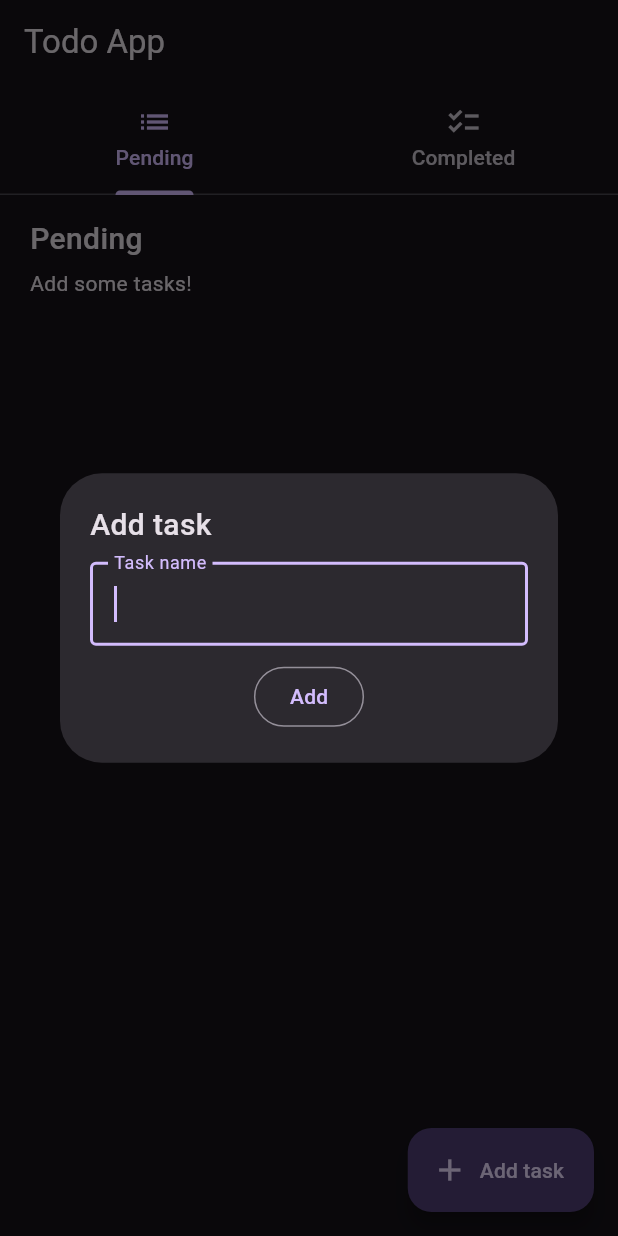
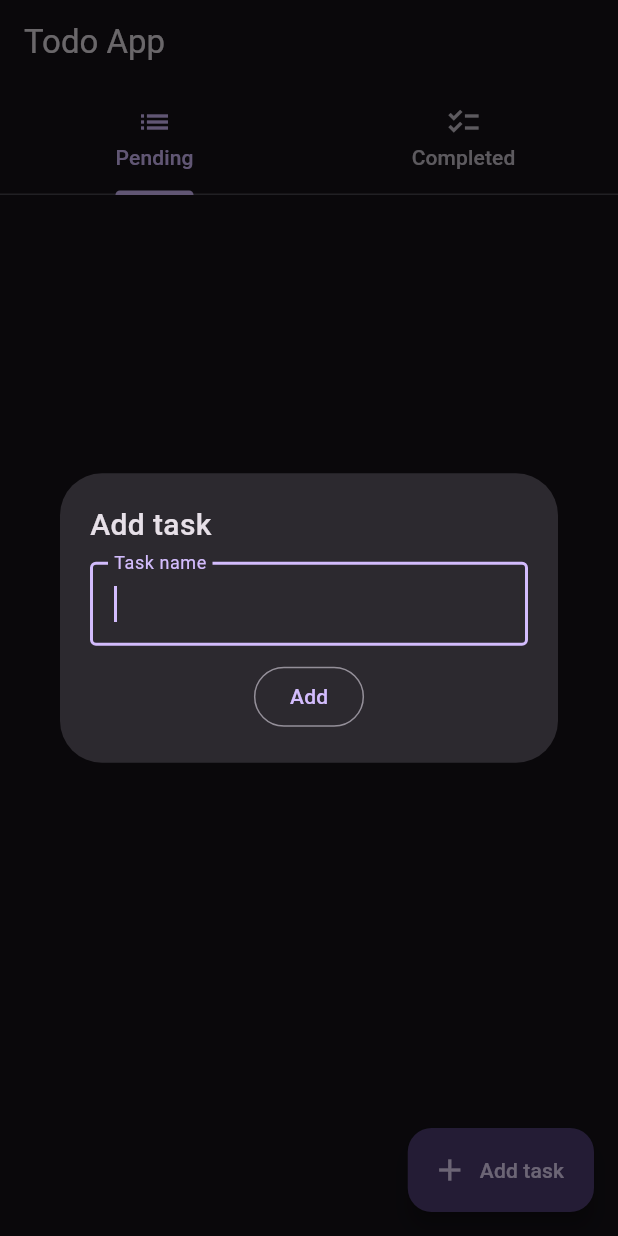
Before and after one commit to murilomonte/todo_app, a Flutter app: the screen it shows after launch, after a tap on "Add task", on a phone screen of 412 x 824 dp. Run offline on Flutter 3.47's test engine with Material 3 defaults, Android fonts, the phone set to English and light mode, and no system bars.

Commit message:
refactor: lógica de funcionamento reescrita

```diff
--- a/lib/providers/todo_provider.dart
+++ b/lib/providers/todo_provider.dart
@@ -1,27 +1,42 @@
 import 'package:flutter/material.dart';
+import 'package:uuid/uuid.dart';
 
 class TodoProvider extends ChangeNotifier {
   // taks
-  // final List<String> _tasks = [];
-  final List<TaskItem> _tasks = [];
+  final List<TaskItem> _pendingTasks = [];
+  final List<TaskItem> _completedTasks = [];
 
-  List<TaskItem> get tasks => _tasks;
+  List<TaskItem> get pendingTasks => _pendingTasks;
+  List<TaskItem> get completedTasks => _completedTasks;
 
   // add task
   void addTask(String value) {
-    _tasks.add(TaskItem(name: value, completed: false));
+    // Overengineering? Maybe
+    Uuid id = Uuid();
+    _pendingTasks.add(TaskItem(id: id.v1(), name: value, completed: false));
     notifyListeners();
   }
 
   // mark task as completed
-  void markTask(int index) {
-    _tasks[index].completed = !_tasks[index].completed;
+  void toggleTask(int index, String id) {
+    // verifica se a task foi completada ou não. Com base nisso, transita para outra lista de tarefas
+    if (index < _pendingTasks.length && _pendingTasks[index].id == id) {
+      TaskItem task = _pendingTasks.removeAt(index);
+      task.completed = true;
+      _completedTasks.add(task);
+    } else if (index < _completedTasks.length &&
+        _completedTasks[index].id == id) {
+      TaskItem task = _completedTasks.removeAt(index);
+      task.completed = false;
+      pendingTasks.add(task);
+    }
     notifyListeners();
   }
 }
 
 class TaskItem {
+  String id;
   String name;
   bool completed;
-  TaskItem({required this.name, required this.completed});
+  TaskItem({required this.id, required this.name, required this.completed});
 }
--- a/lib/views/home_page.dart
+++ b/lib/views/home_page.dart
@@ -1,11 +1,9 @@
 import 'package:flutter/material.dart';
-import 'package:provider/provider.dart';
-import 'package:todo_provider/providers/todo_provider.dart';
+import 'package:todo_provider/widgets/add_task_modal.dart';
+import 'package:todo_provider/widgets/task_tab.dart';
 
 class HomePage extends StatelessWidget {
-  final TextEditingController _controller = TextEditingController();
-
-  HomePage({super.key});
+  const HomePage({super.key});
 
   @override
   Widget build(BuildContext context) {
@@ -27,126 +25,19 @@ class HomePage extends StatelessWidget {
             TaskTab(pending: false, title: 'Completed'),
           ],
         ),
-        floatingActionButton: AddTaskButton(controller: _controller),
-      ),
-    );
-  }
-}
-
-class TaskTab extends StatelessWidget {
-  final bool pending;
-  final String title;
-  const TaskTab({super.key, required this.pending, required this.title});
-
-  @override
-  Widget build(BuildContext context) {
-    return Padding(
-      padding: const EdgeInsets.symmetric(horizontal: 20),
-      child: Column(
-        crossAxisAlignment: CrossAxisAlignment.start,
-        spacing: 5,
-        children: [
-          // Title
-          SizedBox(height: 10),
-          Text(
-            title,
-            style: TextStyle(fontSize: 20, fontWeight: FontWeight.w500),
-          ),
-
-          // Task list
-          Expanded(
-            child: Consumer<TodoProvider>(
-              builder: (context, value, child) {
-                if (value.tasks.isEmpty) {
-                  return Text('Add some tasks!');
-                }
-                return ListView.builder(
-                  itemCount: value.tasks.length,
-                  itemBuilder: (context, index) {
-                    if (value.tasks[index].completed != pending) {
-                      return Card(
-                        child: ListTile(
-                          title: Text(value.tasks[index].name),
-                          trailing: Checkbox(
-                            value: value.tasks[index].completed,
-                            onChanged: (valor) {
-                              value.markTask(index);
-                            },
-                          ),
-                        ),
-                      );
-                    }
-                    return null;
-                  },
-                );
-              },
-            ),
-          ),
-        ],
-      ),
-    );
-  }
-}
-
-class AddTaskButton extends StatelessWidget {
-  const AddTaskButton({super.key, required TextEditingController controller})
-    : _controller = controller;
-
-  final TextEditingController _controller;
-
-  @override
-  Widget build(BuildContext context) {
-    return FloatingActionButton.extended(
+        floatingActionButton: FloatingActionButton.extended(
           onPressed: () {
             showDialog(
               context: context,
               builder: (context) {
-            _controller.text = '';
-            return Dialog(
-              child: SingleChildScrollView(
-                child: Padding(
-                  padding: const EdgeInsets.all(20),
-                  child: Column(
-                    crossAxisAlignment: CrossAxisAlignment.start,
-                    children: [
-                      Text(
-                        'Add task',
-                        style: TextStyle(
-                          fontSize: 20,
-                          fontWeight: FontWeight.w500,
-                        ),
-                      ),
-                      SizedBox(height: 10),
-
-                      TextField(
-                        autofocus: true,
-                        controller: _controller,
-                        decoration: InputDecoration(
-                          border: OutlineInputBorder(),
-                          label: Text('Task name'),
-                        ),
-                      ),
-                      SizedBox(height: 10),
-                      Center(
-                        child: OutlinedButton(
-                          onPressed: () {
-                            final todo = context.read<TodoProvider>();
-                            todo.addTask(_controller.text);
-                            Navigator.pop(context);
-                          },
-                          child: Text('Add'),
-                        ),
-                      ),
-                    ],
-                  ),
-                ),
-              ),
-            );
+                return AddTaskModal();
               },
             );
           },
           label: Text('Add task'),
           icon: Icon(Icons.add),
+        ),
+      ),
     );
   }
 }
--- /dev/null
+++ b/lib/widgets/add_task_modal.dart
@@ -0,0 +1,51 @@
+import 'package:flutter/material.dart';
+import 'package:provider/provider.dart';
+import 'package:todo_provider/providers/todo_provider.dart';
+
+class AddTaskModal extends StatelessWidget {
+  final TextEditingController _controller = TextEditingController();
+  AddTaskModal({super.key});
+
+  @override
+  Widget build(BuildContext context) {
+    _controller.text = '';
+
+    return Dialog(
+      child: SingleChildScrollView(
+        child: Padding(
+          padding: const EdgeInsets.all(20),
+          child: Column(
+            crossAxisAlignment: CrossAxisAlignment.start,
+            children: [
+              Text(
+                'Add task',
+                style: TextStyle(fontSize: 20, fontWeight: FontWeight.w500),
+              ),
+              SizedBox(height: 10),
+
+              TextField(
+                autofocus: true,
+                controller: _controller,
+                decoration: InputDecoration(
+                  border: OutlineInputBorder(),
+                  label: Text('Task name'),
+                ),
+              ),
+              SizedBox(height: 10),
+              Center(
+                child: OutlinedButton(
+                  onPressed: () {
+                    final todo = context.read<TodoProvider>();
+                    todo.addTask(_controller.text);
+                    Navigator.pop(context);
+                  },
+                  child: Text('Add'),
+                ),
+              ),
+            ],
+          ),
+        ),
+      ),
+    );
+  }
+}
--- /dev/null
+++ b/lib/widgets/task_tab.dart
@@ -0,0 +1,50 @@
+import 'package:flutter/material.dart';
+import 'package:provider/provider.dart';
+import 'package:todo_provider/providers/todo_provider.dart';
+
+class TaskTab extends StatelessWidget {
+  final bool pending;
+  final String title;
+  const TaskTab({super.key, required this.pending, required this.title});
+
+  @override
+  Widget build(BuildContext context) {
+    // Guarda uma instância de TodoProvider
+    TodoProvider todoProvider = context.watch<TodoProvider>();
+    // Define qual lista usar dependendo do caso
+    List tasks =
+        pending ? todoProvider.pendingTasks : todoProvider.completedTasks;
+
+    if (tasks.isEmpty) {
+      return Center(child: Text('Add some tasks!'));
+    }
+    return Padding(
+      padding: const EdgeInsets.symmetric(horizontal: 20),
+      child: Column(
+        crossAxisAlignment: CrossAxisAlignment.start,
+        spacing: 5,
+        children: [
+          SizedBox(height: 10),
+          // Task list
+          Expanded(
+            // Constrói uma lista de itens com base na lista de tasks
+            child: ListView.builder(
+              itemCount: tasks.length,
+              itemBuilder: (context, index) {
+                return Card(
+                  child: ListTile(
+                    title: Text(tasks[index].name),
+                    trailing: Checkbox(
+                      value: tasks[index].completed,
+                      onChanged: (value) => todoProvider.toggleTask(index, tasks[index].id)
+                    ),
+                  ),
+                );
+              },
+            ),
+          ),
+        ],
+      ),
+    );
+  }
+}
--- a/pubspec.yaml
+++ b/pubspec.yaml
@@ -35,6 +35,7 @@ dependencies:
   # Use with the CupertinoIcons class for iOS style icons.
   cupertino_icons: ^1.0.8
   provider: ^6.1.2
+  uuid: ^4.5.1
 
 dev_dependencies:
   flutter_test:
```
Also changed, not shown: lib/views/modal_page.dart (deleted). Lines whose indentation alone changed are shown as unchanged.
